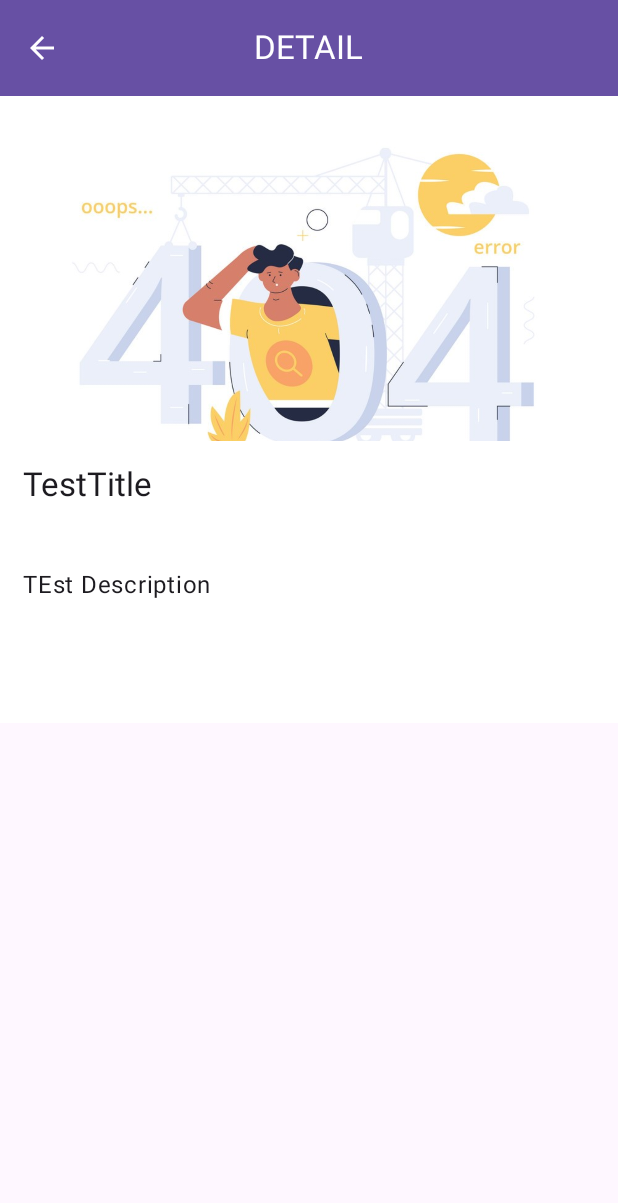
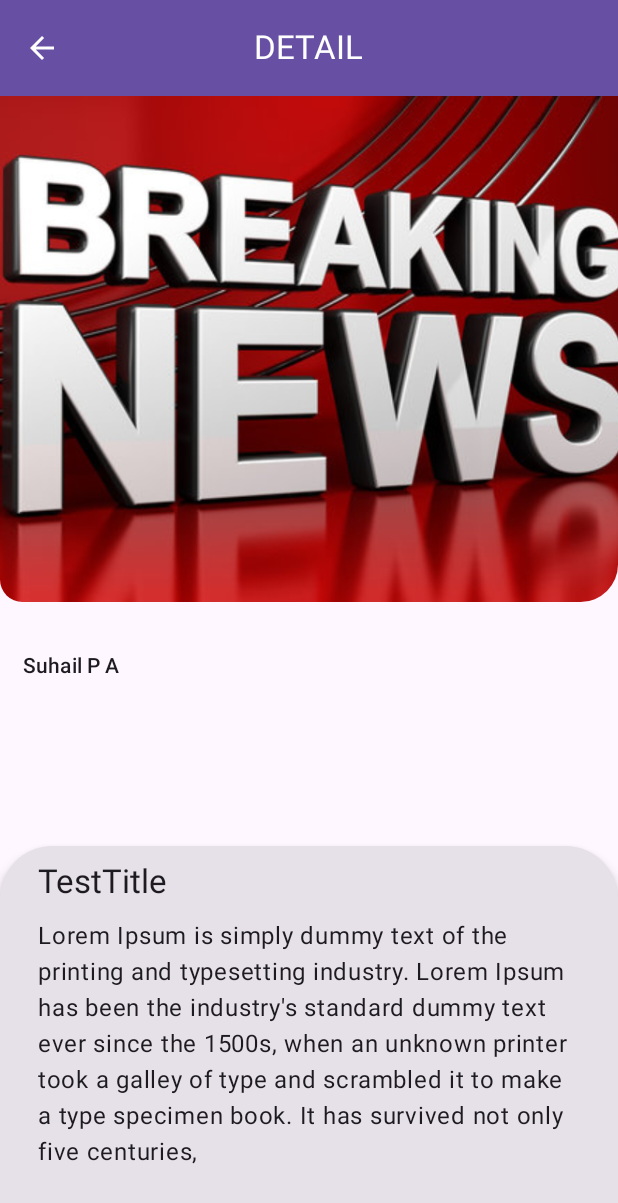
Before and after one commit to SuhailPA/News-App---Jetpack-Compose, an Android app built with Jetpack Compose: the @Preview function PreviewDetailScreen, on a phone screen of 412 x 824 dp. Shown: the top 1203 px of the screen. Run offline under Robolectric (Android 15) with nearby library versions, the phone set to English and light mode, and no system bars; our stand-ins replace Room's generated code; pictures from the network do not load.

Commit message:
Fixed Ui Bugs

```diff
--- a/app/src/main/java/com/example/newsapp/ui/theme/detail/DetailScreen.kt
+++ b/app/src/main/java/com/example/newsapp/ui/theme/detail/DetailScreen.kt
@@ -1,13 +1,20 @@
 package com.example.newsapp.ui.theme.detail
 
+import android.graphics.Paint.Align
+import android.widget.Space
 import androidx.compose.foundation.layout.Box
 import androidx.compose.foundation.layout.Column
+import androidx.compose.foundation.layout.Row
 import androidx.compose.foundation.layout.Spacer
 import androidx.compose.foundation.layout.fillMaxSize
 import androidx.compose.foundation.layout.fillMaxWidth
 import androidx.compose.foundation.layout.height
 import androidx.compose.foundation.layout.padding
+import androidx.compose.foundation.layout.wrapContentHeight
+import androidx.compose.foundation.lazy.LazyColumn
+import androidx.compose.foundation.rememberScrollState
 import androidx.compose.foundation.shape.RoundedCornerShape
+import androidx.compose.foundation.verticalScroll
 import androidx.compose.material3.Card
 import androidx.compose.material3.CardColors
 import androidx.compose.material3.CardDefaults
@@ -20,6 +27,7 @@ import androidx.compose.runtime.Composable
 import androidx.compose.runtime.collectAsState
 import androidx.compose.ui.Alignment
 import androidx.compose.ui.Modifier
+import androidx.compose.ui.draw.clip
 import androidx.compose.ui.graphics.Color
 import androidx.compose.ui.layout.ContentScale
 import androidx.compose.ui.platform.LocalContext
@@ -51,53 +59,83 @@ fun DetailScreen(
             navigateUp()
         }
     }) { innerPadding ->
-        Box(modifier = Modifier.padding(innerPadding)) {
+        Column(modifier = Modifier.padding(innerPadding)) {
             AsyncImage(
                 model = ImageRequest.Builder(LocalContext.current)
                     .data(newsItem.urlToImage)
                     .build(),
-                error = painterResource(id = R.drawable.netowrk_error),
+                error = painterResource(id = R.drawable.breaking_news_placeholder),
+                placeholder = painterResource(id = R.drawable.breaking_news_placeholder),
                 contentDescription = "",
                 modifier = Modifier
                     .fillMaxWidth()
-                    .height(270.dp),
+                    .weight(2f)
+                    .clip(shape = RoundedCornerShape(bottomEnd = 25.dp, bottomStart = 15.dp)),
                 contentScale = ContentScale.Crop
             )
+            NewsTimeAndSource(newsItem = newsItem, modifier = Modifier.weight(0.5f))
             TextDescription(
                 newState = newsItem,
                 modifier = Modifier
-                    .align(Alignment.BottomStart)
-                    .padding(top = 230.dp)
+                    .weight(2f)
+                    .fillMaxWidth()
+                    .wrapContentHeight(align = Alignment.Bottom)
             )
         }
     }
 }
 
 @Composable
+fun NewsTimeAndSource(newsItem: NewsTable, modifier: Modifier = Modifier) {
+    Row(
+        modifier = modifier
+            .fillMaxWidth()
+            .padding(start = 15.dp, end = 15.dp),
+        verticalAlignment = Alignment.CenterVertically
+    ) {
+        Text(
+            text = newsItem.author ?: "Author Unspecified",
+            style = MaterialTheme.typography.titleSmall
+        )
+        Spacer(modifier = Modifier.weight(1f))
+        Text(
+            text = newsItem.publishedAt ?: "Time Unspecified",
+            style = MaterialTheme.typography.titleSmall
+        )
+    }
+}
+
+@Composable
 fun TextDescription(modifier: Modifier = Modifier, newState: NewsTable) {
     Card(
-        modifier = modifier.fillMaxWidth(),
+        modifier = modifier
+            .fillMaxWidth(),
         shape = RoundedCornerShape(topStart = 35.dp, topEnd = 35.dp),
-        colors = CardDefaults.cardColors(containerColor = Color.White)
+        elevation = CardDefaults.cardElevation(defaultElevation = 5.dp)
+
     ) {
+        LazyColumn(modifier = Modifier.padding(10.dp)) {
+            item {
                 Text(
                     text = newState.title.toString(),
                     style = MaterialTheme.typography.titleLarge,
                     modifier = Modifier
-                .padding(15.dp)
+                        .padding(start = 15.dp, end = 15.dp)
                 )
                 Spacer(modifier = Modifier.height(10.dp))
                 Text(
                     text = newState.description.orEmpty(),
                     style = MaterialTheme.typography.bodyLarge,
-            modifier = Modifier.padding(15.dp)
+                    modifier = Modifier.padding(start = 15.dp, end = 15.dp)
                 )
                 Spacer(modifier = Modifier.height(10.dp))
                 Text(
                     text = newState.content.orEmpty(),
                     style = MaterialTheme.typography.bodyLarge,
-            modifier = Modifier.padding(15.dp)
+                    modifier = Modifier.padding(start = 15.dp, end = 15.dp)
                 )
+            }
+        }
     }
 }
 
@@ -107,8 +145,8 @@ fun PreviewDetailScreen() {
     DetailScreen(
         newsItem = NewsTable(
             id = 0,
-            description = "TEst Description",
-            author = "",
+            description = LocalContext.current.getString(R.string.dummy_description),
+            author = "Suhail P A",
             content = "",
             publishedAt = "",
             title = "TestTitle",
--- a/app/src/main/java/com/example/newsapp/ui/theme/home/HomeScreen.kt
+++ b/app/src/main/java/com/example/newsapp/ui/theme/home/HomeScreen.kt
@@ -91,7 +91,8 @@ fun NewsItem(modifier: Modifier = Modifier, news: NewsTable, onItemClick: (NewsT
     Card(
         modifier = modifier
             .fillMaxWidth()
-            .clickable { onItemClick(news) }
+            .clickable { onItemClick(news) },
+        elevation = CardDefaults.cardElevation(defaultElevation = 5.dp)
     ) {
         Row(
             modifier = Modifier.fillMaxWidth(),
@@ -163,7 +164,7 @@ fun NewsList(
     LazyColumn(
         modifier = modifier,
         contentPadding = PaddingValues(5.dp),
-        verticalArrangement = Arrangement.spacedBy(5.dp)
+        verticalArrangement = Arrangement.spacedBy(10.dp)
     ) {
         item {
             HorizontalAutoSlider(news = news, onItemClick = onItemClick)
--- a/app/src/main/java/com/example/newsapp/ui/theme/navigation/NewsNavigation.kt
+++ b/app/src/main/java/com/example/newsapp/ui/theme/navigation/NewsNavigation.kt
@@ -30,6 +30,7 @@ fun NewsNavigation(
         startDestination = NewsAppScreens.HOME.name,
         modifier = modifier
     ) {
+
         composable(route = NewsAppScreens.HOME.name) {
             HomeScreen(newsData = newsState.value, onItemClick = {
                 viewModel.updateCurrentItem(newsTable = it)
--- a/app/src/main/res/values/strings.xml
+++ b/app/src/main/res/values/strings.xml
@@ -1,4 +1,5 @@
 <resources>
     <string name="app_name">News App</string>
     <string name="news_api_key">857417c014944bc7b92fcbd3cf22c8a1</string>
+    <string name="dummy_description">Lorem Ipsum is simply dummy text of the printing and typesetting industry. Lorem Ipsum has been the industry\'s standard dummy text ever since the 1500s, when an unknown printer took a galley of type and scrambled it to make a type specimen book. It has survived not only five centuries,</string>
 </resources>
```
Also changed, not shown: app/src/main/java/com/example/newsapp/ui/theme/home/HomeAutoSlider.kt (+20 -8 lines). Lines whose indentation alone changed are shown as unchanged.
